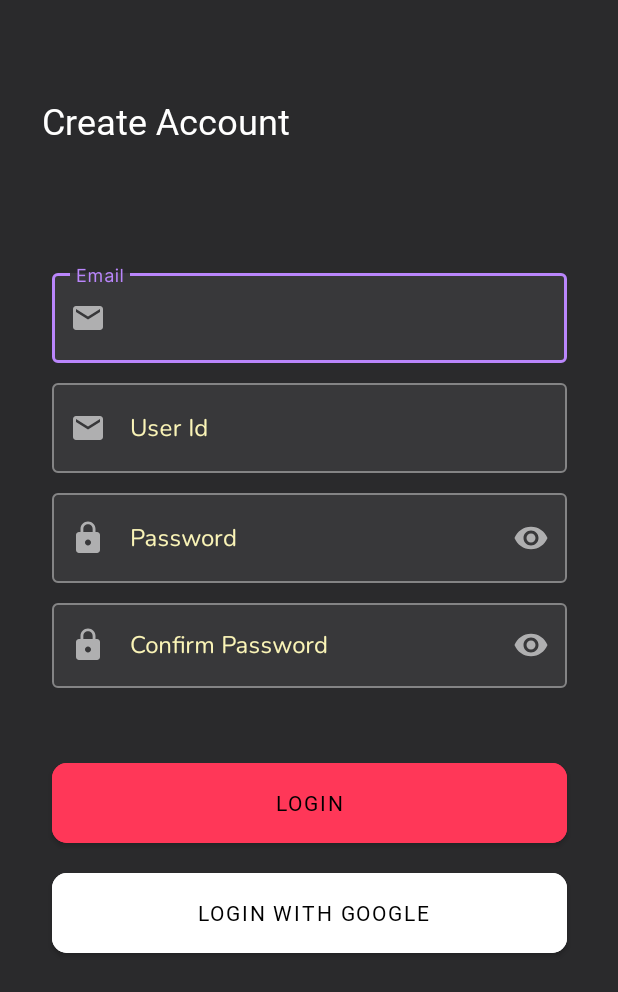
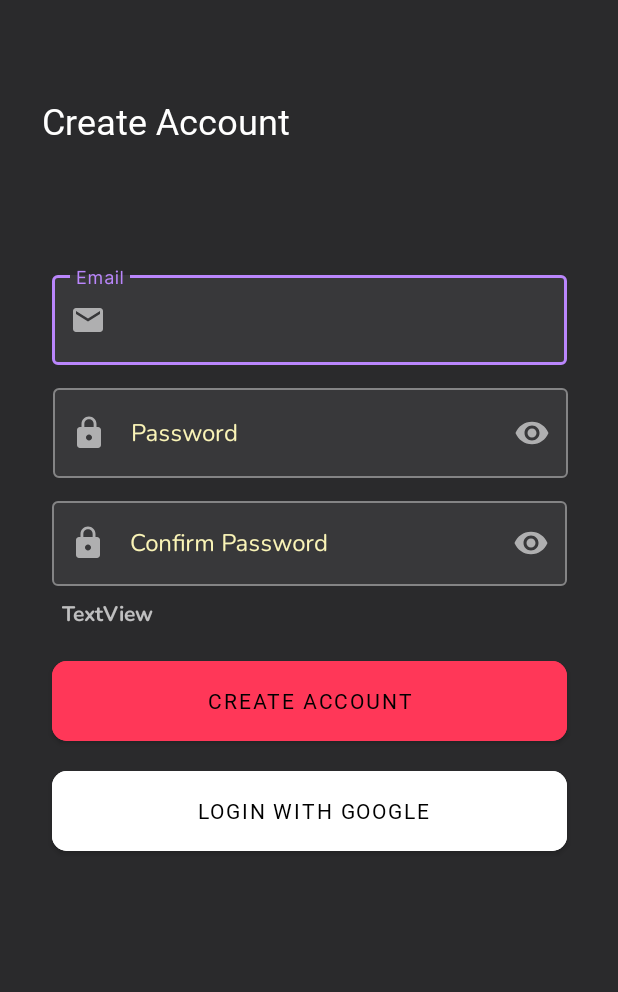
Before and after one commit to FitNest-AI/Mobile-Development-App, an Android app: the CreateAccountActivity screen opened directly, with no data from a screen before it, on a phone screen of 412 x 824 dp. Shown: the top 992 px of the screen. Run offline under Robolectric (Android 15) with nearby library versions, the phone set to English and light mode, and no system bars.

Commit message:
Update CreateAccountActivity, Retrofit

```diff
--- a/app/build.gradle.kts
+++ b/app/build.gradle.kts
@@ -51,13 +51,13 @@ dependencies {
     implementation("androidx.camera:camera-lifecycle:1.3.0")
     implementation("androidx.camera:camera-view:1.4.0-alpha02")
 
+    implementation ("androidx.lifecycle:lifecycle-viewmodel-ktx:2.6.2")
     implementation("androidx.recyclerview:recyclerview:1.3.1")
     implementation("androidx.room:room-runtime:2.5.2")
     implementation("androidx.navigation:navigation-fragment-ktx:2.3.5")
     implementation("androidx.navigation:navigation-ui-ktx:2.3.5")
     kapt("androidx.room:room-compiler:2.5.2")
     implementation("androidx.datastore:datastore-preferences:1.0.0")
-    implementation("androidx.lifecycle:lifecycle-viewmodel-ktx:2.6.2")
     implementation("androidx.lifecycle:lifecycle-livedata-ktx:2.6.2")
     implementation("com.squareup.retrofit2:retrofit:2.9.0")
     implementation("com.squareup.retrofit2:converter-gson:2.9.0")
--- a/app/src/main/AndroidManifest.xml
+++ b/app/src/main/AndroidManifest.xml
@@ -3,10 +3,12 @@
     xmlns:tools="http://schemas.android.com/tools">
 
     <uses-feature android:name="android.hardware.camera.any" />
+    <uses-permission android:name="android.permission.INTERNET" />
 
     <uses-permission android:name="android.permission.CAMERA" />
 
     <application
+        android:networkSecurityConfig="@xml/network_security_config"
         android:allowBackup="true"
         android:dataExtractionRules="@xml/data_extraction_rules"
         android:fullBackupContent="@xml/backup_rules"
--- a/app/src/main/java/com/example/fitnestapp/data/local/SetDatabase.kt
+++ /dev/null
@@ -1,4 +0,0 @@
-package com.example.fitnestapp.data.local
-
-class SetDatabase {
-}
--- a/app/src/main/java/com/example/fitnestapp/ui/onboarding/OnboardingActivity.kt
+++ b/app/src/main/java/com/example/fitnestapp/ui/onboarding/OnboardingActivity.kt
@@ -20,12 +20,12 @@ class OnboardingActivity : AppCompatActivity() {
         setContentView(binding.root)
 
         binding.btnGetStarted.setOnClickListener{
-            startActivity(Intent(this@OnboardingActivity, LoginActivity::class.java))
+            startActivity(Intent(this@OnboardingActivity, CreateAccountActivity::class.java))
             finish()
         }
 
         binding.tvBtnSignin.setOnClickListener{
-            startActivity(Intent(this@OnboardingActivity, CreateAccountActivity::class.java))
+            startActivity(Intent(this@OnboardingActivity, LoginActivity::class.java))
             finish()
         }
 
--- a/app/src/main/res/layout/activity_create_account.xml
+++ b/app/src/main/res/layout/activity_create_account.xml
@@ -25,12 +25,13 @@
         style="@style/Widget.MaterialComponents.TextInputLayout.OutlinedBox"
         android:layout_width="343dp"
         android:layout_height="65dp"
-        android:layout_marginBottom="1dp"
+        android:layout_marginStart="34dp"
+        android:layout_marginTop="81dp"
+        android:layout_marginEnd="34dp"
         android:hint="Email"
         android:textColorHint="@color/yellow"
         app:boxBackgroundColor="@color/agakgrey"
         app:hintEnabled="true"
-        app:layout_constraintBottom_toTopOf="@+id/passwordEditTextLayout"
         app:layout_constraintEnd_toEndOf="parent"
         app:layout_constraintStart_toStartOf="parent"
         app:layout_constraintTop_toBottomOf="@+id/tv_login_title2"
@@ -49,41 +50,12 @@
     </com.google.android.material.textfield.TextInputLayout>
 
     <com.google.android.material.textfield.TextInputLayout
-        android:id="@+id/userIdEditTextLayout"
-        style="@style/Widget.MaterialComponents.TextInputLayout.OutlinedBox"
-        android:layout_width="343dp"
-        android:layout_height="65dp"
-        android:layout_marginStart="34dp"
-        android:layout_marginTop="8dp"
-        android:layout_marginEnd="34dp"
-        android:hint="User Id"
-        android:textColorHint="@color/yellow"
-        app:boxBackgroundColor="@color/agakgrey"
-        app:hintEnabled="true"
-        app:layout_constraintEnd_toEndOf="parent"
-        app:layout_constraintStart_toStartOf="parent"
-        app:layout_constraintTop_toBottomOf="@+id/emailEditTextLayout"
-        app:startIconDrawable="@drawable/ic_baseline_email_24">
-
-
-        <com.example.fitnestapp.ui.customview.EmailEditText
-            android:id="@+id/userIdEditText"
-            android:layout_width="match_parent"
-            android:layout_height="match_parent"
-            android:ems="10"
-            android:fontFamily="@font/nunito_regular"
-            android:inputType="textEmailAddress"
-            android:textSize="16sp"
-            tools:ignore="SpeakableTextPresentCheck" />
-    </com.google.android.material.textfield.TextInputLayout>
-
-    <com.google.android.material.textfield.TextInputLayout
         android:id="@+id/passwordEditTextLayout"
         style="@style/Widget.MaterialComponents.TextInputLayout.OutlinedBox"
         android:layout_width="343dp"
         android:layout_height="65dp"
-        android:layout_marginStart="34dp"
-        android:layout_marginTop="8dp"
+        android:layout_marginStart="35dp"
+        android:layout_marginTop="10dp"
         android:layout_marginEnd="34dp"
         android:hint="Password"
         android:textColorHint="@color/yellow"
@@ -92,7 +64,7 @@
         app:hintEnabled="true"
         app:layout_constraintEnd_toEndOf="parent"
         app:layout_constraintStart_toStartOf="parent"
-        app:layout_constraintTop_toBottomOf="@+id/userIdEditTextLayout"
+        app:layout_constraintTop_toBottomOf="@+id/emailEditTextLayout"
         app:startIconDrawable="@drawable/ic_baseline_lock_24">
 
         <com.example.fitnestapp.ui.customview.PasswordEditText
@@ -112,7 +84,7 @@
         android:layout_width="343dp"
         android:layout_height="62dp"
         android:layout_marginStart="34dp"
-        android:layout_marginTop="8dp"
+        android:layout_marginTop="10dp"
         android:layout_marginEnd="34dp"
         android:hint="Confirm Password"
         android:textColorHint="@color/yellow"
@@ -125,7 +97,7 @@
         app:startIconDrawable="@drawable/ic_baseline_lock_24">
 
         <com.example.fitnestapp.ui.customview.PasswordEditText
-            android:id="@+id/ConfirmPasswordEditText"
+            android:id="@+id/confirmPasswordEditText"
             style="@style/Widget.MaterialComponents.TextInputLayout.OutlinedBox"
             android:layout_width="match_parent"
             android:layout_height="match_parent"
@@ -136,7 +108,7 @@
     </com.google.android.material.textfield.TextInputLayout>
 
     <Button
-        android:id="@+id/btn_login"
+        android:id="@+id/btn_create"
         android:layout_width="343dp"
         android:layout_height="65dp"
         android:layout_marginStart="34dp"
@@ -144,7 +116,7 @@
         android:layout_marginEnd="34dp"
         android:backgroundTint="@color/red"
         android:fontFamily="@font/nunito_extrabold"
-        android:text="Login"
+        android:text="Create Account"
         app:cornerRadius="@dimen/btn_corner"
         app:layout_constraintEnd_toEndOf="parent"
         app:layout_constraintStart_toStartOf="parent"
@@ -163,6 +135,17 @@
         app:cornerRadius="@dimen/btn_corner"
         app:layout_constraintEnd_toEndOf="parent"
         app:layout_constraintStart_toStartOf="parent"
-        app:layout_constraintTop_toBottomOf="@+id/btn_login" />
+        app:layout_constraintTop_toBottomOf="@+id/btn_create" />
+
+    <TextView
+        android:id="@+id/warningText"
+        android:layout_width="wrap_content"
+        android:layout_height="wrap_content"
+        android:layout_marginStart="41dp"
+        android:layout_marginTop="8dp"
+        android:fontFamily="@font/nunito_bold"
+        android:text="TextView"
+        app:layout_constraintStart_toStartOf="parent"
+        app:layout_constraintTop_toBottomOf="@+id/ConfirmPasswordEditTextLayout" />
 
 </androidx.constraintlayout.widget.ConstraintLayout>
--- a/app/src/main/res/values/strings.xml
+++ b/app/src/main/res/values/strings.xml
@@ -11,6 +11,7 @@
     <string name="banner_text">Get Premium</string>
     <string name="home">Home</string>
     <string name="profile">Profile</string>
+    <string name="success_register">Register Success</string>
 
 
     <string-array name="data_set_name">
--- /dev/null
+++ b/app/src/main/res/xml/network_security_config.xml
@@ -0,0 +1,6 @@
+<?xml version="1.0" encoding="utf-8"?>
+<network-security-config>
+    <domain-config cleartextTrafficPermitted="true">
+        <domain includeSubdomains="true">10.0.2.2</domain>
+    </domain-config>
+</network-security-config>
```
Also changed, not shown: app/src/main/java/com/example/fitnestapp/data/local/Set.kt (deleted, +0 -13 lines), app/src/main/java/com/example/fitnestapp/data/local/UserModel.kt (added, +9 -0 lines), app/src/main/java/com/example/fitnestapp/data/local/UserPreference.kt (added, +55 -0 lines), app/src/main/java/com/example/fitnestapp/data/remote/response/ResponseLogin.kt (added, +39 -0 lines), app/src/main/java/com/example/fitnestapp/data/remote/response/ResponseRegist.kt (added, +39 -0 lines), app/src/main/java/com/example/fitnestapp/data/remote/retrofit/ApiConfig.kt (+33 -1 lines), app/src/main/java/com/example/fitnestapp/data/remote/retrofit/ApiService.kt (+21 -0 lines), app/src/main/java/com/example/fitnestapp/data/repo/UserRepo.kt (added, +38 -0 lines), app/src/main/java/com/example/fitnestapp/di/Injection.kt (added, +21 -0 lines), app/src/main/java/com/example/fitnestapp/factory/UserModelFactory.kt (added, +36 -0 lines), app/src/main/java/com/example/fitnestapp/ui/createaccount/CreateAccViewModel.kt (added, +39 -0 lines), app/src/main/java/com/example/fitnestapp/ui/createaccount/CreateAccountActivity.kt (+36 -4 lines).
